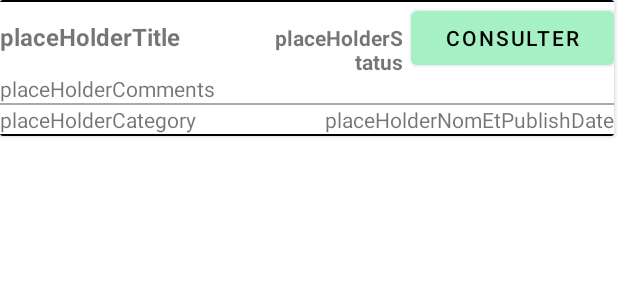
After one commit to FrederickPerazzelli/projetMobile, an Android app: the layout demands_general_info.xml on its own in the app's theme, with its tools: preview values and no code run, on a phone screen of 412 x 824 dp. The commit adds this screen. Shown: the top 300 px of the screen. Run offline under Robolectric (Android 15) with nearby library versions, the phone set to English and light mode, and no system bars; network calls fail.

Commit message:
Branche Demands

```diff
--- a/app/src/main/AndroidManifest.xml
+++ b/app/src/main/AndroidManifest.xml
@@ -13,10 +13,12 @@
         android:usesCleartextTraffic="true">
 
 
+        <activity android:name=".ListDemandsActivity"> </activity>
+        <activity android:name=".RequestDemandsActivity"> </activity>
+
         <activity
             android:name=".MainActivity"
             android:exported="true">
-
             <intent-filter>
                 <action android:name="android.intent.action.MAIN" />
 
--- a/app/src/main/java/com/example/projetmobile/MainActivity.java
+++ b/app/src/main/java/com/example/projetmobile/MainActivity.java
@@ -17,7 +17,8 @@ public class MainActivity extends AppCompatActivity {
         mHandler.postDelayed(new Runnable() {
             @Override
             public void run() {
-                Intent intent = new Intent(MainActivity.this, RegisterActivity.class);
+                //Intent intent = new Intent(MainActivity.this, RegisterActivity.class);
+                Intent intent = new Intent(MainActivity.this, RequestDemandsActivity.class);
                 startActivity(intent);
             }
         }, 2000);
--- /dev/null
+++ b/app/src/main/res/layout/demands_general_info.xml
@@ -0,0 +1,129 @@
+<?xml version="1.0" encoding="utf-8"?>
+<androidx.constraintlayout.widget.ConstraintLayout xmlns:android="http://schemas.android.com/apk/res/android"
+    xmlns:app="http://schemas.android.com/apk/res-auto"
+    xmlns:tools="http://schemas.android.com/tools"
+    android:layout_width="match_parent"
+    android:layout_height="match_parent"
+    >
+
+    <androidx.cardview.widget.CardView
+        android:layout_width="409dp"
+        android:layout_height="wrap_content"
+        app:layout_constraintStart_toStartOf="parent"
+        app:layout_constraintTop_toTopOf="parent" >
+
+        <TableLayout
+            android:layout_width="match_parent"
+            android:layout_height="match_parent">
+
+            <TableRow
+                android:layout_width="match_parent"
+                android:layout_height="match_parent" >
+
+                <View
+                    android:layout_width="0dp"
+                    android:layout_height="1dp"
+                    android:layout_weight=".100"
+                    android:background="@android:color/black"/>
+            </TableRow>
+
+            <TableRow
+                android:layout_width="match_parent"
+                android:layout_height="match_parent"
+                >
+
+                <TextView
+                    android:id="@+id/demandsTitle"
+                    android:layout_width="0dp"
+                    android:layout_height="wrap_content"
+                    android:layout_weight=".40"
+                    android:textStyle="bold"
+                    android:textSize="16sp"
+                    android:text="placeHolderTitle" />
+
+                <TextView
+                    android:id="@+id/demandsStatus"
+                    android:layout_width="0dp"
+                    android:layout_height="wrap_content"
+                    android:layout_weight=".20"
+                    android:layout_marginEnd="5sp"
+                    android:gravity="end"
+                    android:textStyle="bold"
+                    android:textSize="14sp"
+                    android:background="#FFFFFFFF"
+                    android:text="placeHolderStatus" />
+
+                <Button
+                    android:id="@+id/goToDemand"
+                    android:layout_width="0dp"
+                    android:layout_height="wrap_content"
+                    app:backgroundTint="@color/mint"
+                    android:textColor="#000000"
+                    android:layout_weight=".30"
+                    android:textSize="14sp"
+                    android:text="@string/buttonDemand" />
+
+            </TableRow>
+
+            <TableRow
+                android:layout_width="match_parent"
+                android:layout_height="match_parent" >
+
+                <TextView
+                    android:id="@+id/demandsComments"
+                    android:layout_width="0dp"
+                    android:layout_height="wrap_content"
+                    android:layout_weight=".100"
+                    android:text="placeHolderComments" />
+
+            </TableRow>
+
+            <TableRow
+                android:layout_width="match_parent"
+                android:layout_height="match_parent" >
+
+                <View
+                    android:layout_width="0dp"
+                    android:layout_height="1dp"
+                    android:layout_weight=".100"
+                    android:background="@android:color/darker_gray"/>
+            </TableRow>
+
+            <TableRow
+                android:layout_width="match_parent"
+                android:layout_height="match_parent" >
+
+                <TextView
+                    android:id="@+id/demandsCategory"
+                    android:layout_width="0dp"
+                    android:layout_height="wrap_content"
+                    android:layout_weight=".50"
+                    android:textSize="14sp"
+                    android:text="placeHolderCategory" />
+
+                <TextView
+                    android:id="@+id/demandsPublishInfo"
+                    android:layout_width="0dp"
+                    android:layout_height="wrap_content"
+                    android:layout_weight=".50"
+                    android:gravity="end"
+                    android:textSize="14sp"
+                    android:text="placeHolderNomEtPublishDate" />
+            </TableRow>
+
+            <TableRow
+                android:layout_width="match_parent"
+                android:layout_height="match_parent" >
+
+                <View
+                    android:layout_width="0dp"
+                    android:layout_height="1dp"
+                    android:layout_weight=".100"
+                    android:background="@android:color/black"/>
+            </TableRow>
+
+
+        </TableLayout>
+
+    </androidx.cardview.widget.CardView>
+</androidx.constraintlayout.widget.ConstraintLayout>
--- a/app/src/main/res/values/colors.xml
+++ b/app/src/main/res/values/colors.xml
@@ -8,4 +8,5 @@
     <color name="black">#FF000000</color>
     <color name="white">#FFFFFFFF</color>
     <color name="pink">#E65656</color>
+    <color name="mint">#A5F0C5</color>
 </resources>
--- a/app/src/main/res/values/strings.xml
+++ b/app/src/main/res/values/strings.xml
@@ -8,5 +8,8 @@
     <string name="rencontre">Rencontres</string>
     <string name="profil">Mon Profil</string>
 
+    <string name="buttonDemand">Consulter</string>
+    <string name="TitleListDemands">Les Demandes</string>
+    <string name="wait">Un moment s.v.p..</string>
 
 </resources>
```
Also changed, not shown: app/src/main/java/com/example/projetmobile/Demand.java (added, +71 -0 lines), app/src/main/java/com/example/projetmobile/ListDemandsActivity.java (added, +43 -0 lines), app/src/main/java/com/example/projetmobile/MyAdapterDemand.java (added, +67 -0 lines), app/src/main/java/com/example/projetmobile/RequestDemandsActivity.java (added, +101 -0 lines), app/src/main/res/layout/list_demands.xml (added, +34 -0 lines), app/src/main/res/layout/request_list_demands.xml (added, +44 -0 lines).
